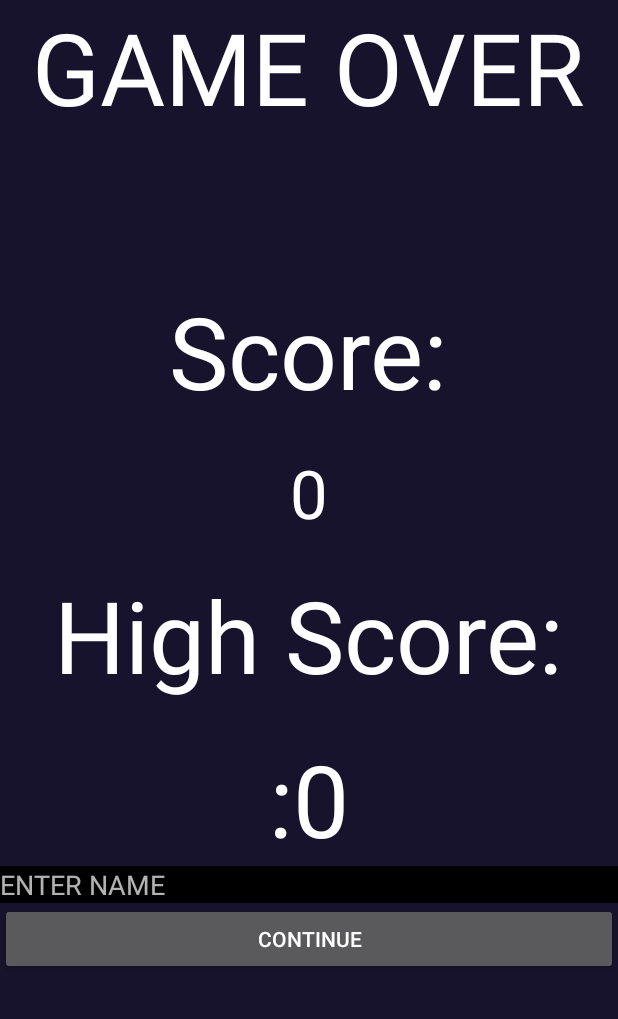
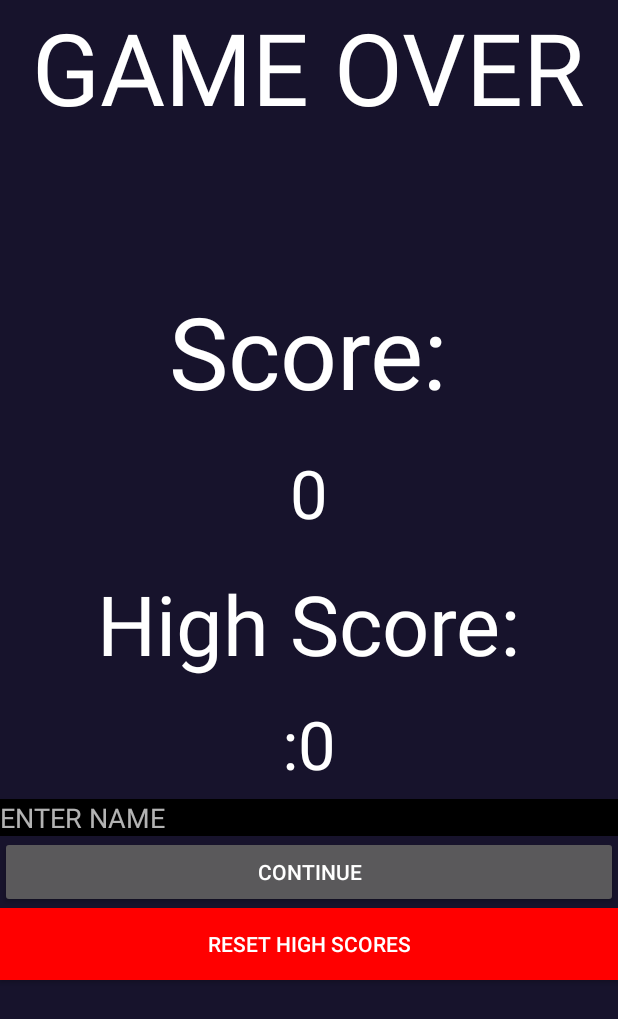
Before and after one commit to Java-CDS-club/cisc181-project, an Android app: the ScoreActivity screen opened directly, with no data from a screen before it, on a phone screen of 412 x 824 dp. Shown: the top 1019 px of the screen. Run offline under Robolectric (Android 15) with nearby library versions, the phone set to English and light mode, and no system bars.

Commit message:
Added score reset

```diff
--- a/app/src/main/res/layout/activity_score.xml
+++ b/app/src/main/res/layout/activity_score.xml
@@ -48,15 +48,16 @@
         android:layout_marginTop="30px"
         android:textColor="#ffffff"
         android:text="High Score:"
-        android:textSize="30pt"
+        android:textSize="25pt"
         android:layout_width="wrap_content"
         android:layout_height="wrap_content"
         android:layout_gravity="center" />
     <TextView
-        android:layout_marginTop="30px"
+        android:layout_marginTop="20px"
+        android:layout_marginBottom="10px"
         android:textColor="#ffffff"
         android:text="Bob:"
-        android:textSize="30pt"
+        android:textSize="20pt"
         android:layout_width="wrap_content"
         android:layout_height="wrap_content"
         android:layout_gravity="center"
@@ -77,4 +78,11 @@
         android:layout_height="wrap_content"
         android:onClick="finishGame"
         android:text="Continue" />
+
+    <Button
+        android:id="@+id/button2"
+        android:layout_width="match_parent"
+        android:layout_height="wrap_content"
+        android:background="#ff0000"
+        android:text="RESET HIGH SCORES" />
 </LinearLayout>
```
Also changed, not shown: app/src/main/java/cisc181/finalproject/ScoreActivity.java (+17 -0 lines).
